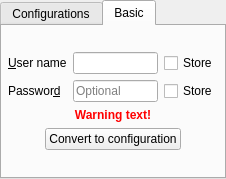
Before: the Qt Designer form src/ui/auth/qgsauthsettingswidget.ui in qgis/QGIS, drawn with Qt 5.
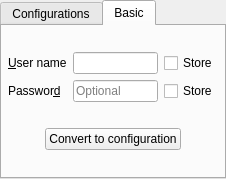
After: the same form once the commit is applied. The open tabs and pages were chosen to show the change. Icons and pictures are not drawn. Custom widgets are drawn as their Qt base class.

Commit message: [ui] Reduce visual attention grab of the authentication settings wiget's warning label

The edit to the form file:
```diff
--- a/src/ui/auth/qgsauthsettingswidget.ui
+++ b/src/ui/auth/qgsauthsettingswidget.ui
@@ -173,21 +173,32 @@
          </property>
         </widget>
        </item>
-       <item row="3" column="0" colspan="3">
+       <item row="3" column="1" colspan="2">
+        <layout class="QHBoxLayout" name="horizontalLayout_2">
+         <item>
+           <widget class="QLabel" name="lblWarningIcon">
+           <property name="pixmap">
+            <pixmap>:/images/themes/default/mIconWarning.svg</pixmap>
+           </property>
+          </widget>
+         </item>
+         <item>
         <widget class="QLabel" name="lblWarning">
-         <property name="styleSheet">
-          <string notr="true">QLabel{color: rgb(255, 0, 0);font-weight: bold;}</string>
+           <property name="sizePolicy">
+            <sizepolicy hsizetype="Expanding" vsizetype="Fixed">
+             <horstretch>0</horstretch>
+             <verstretch>0</verstretch>
+            </sizepolicy>
          </property>
          <property name="text">
-          <string>Warning text!</string>
-         </property>
-         <property name="alignment">
-          <set>Qt::AlignCenter</set>
+            <string></string>
          </property>
          <property name="wordWrap">
           <bool>true</bool>
          </property>
         </widget>
+         </item>
+        </layout>
        </item>
        <item row="1" column="1">
         <widget class="QLineEdit" name="txtUserName">
```
Lines whose indentation alone changed are shown as unchanged. The commit also changes 1 other file.
